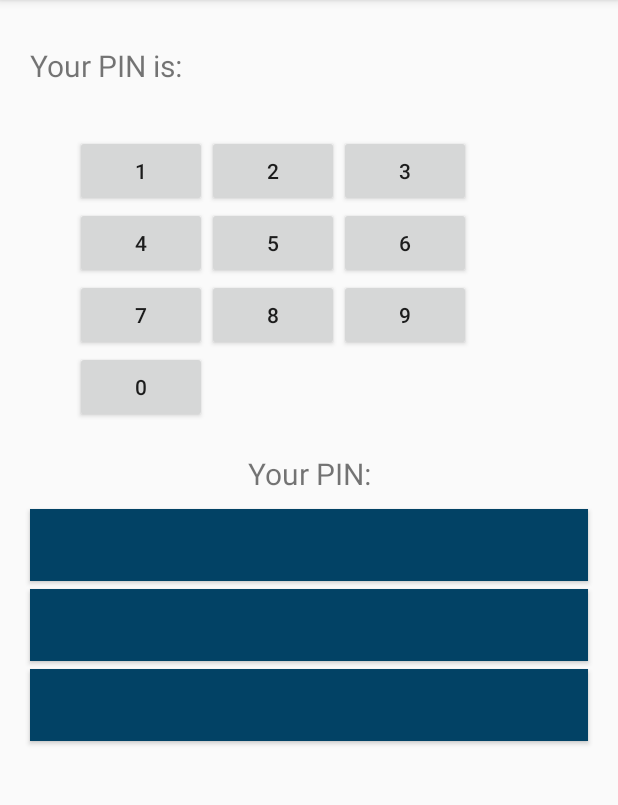
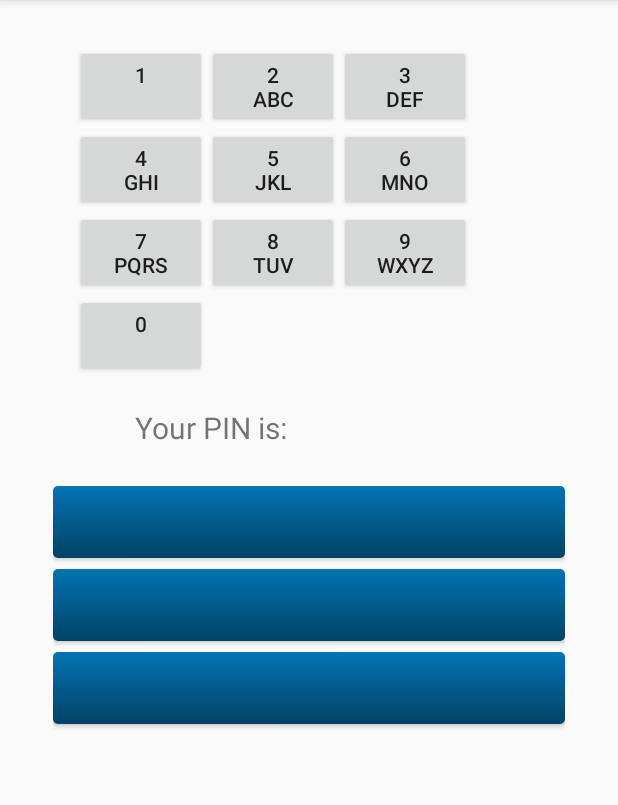
Before and after one commit to SecUSo/privacy-friendly-pin-mnemonic, an Android app: the ShowHintActivity screen opened directly, with no data from a screen before it, on a phone screen of 412 x 824 dp, the part 84-889 px from its top. Run offline under Robolectric (Android 15) with nearby library versions, the light colour scheme and no system bars; libraries missing offline, so code that uses them is left out: de.tudarmstadt.informatik; 4 statements that could not run were skipped.

Commit message:
hint page totally redsigned

```diff
--- a/app/src/main/java/de/tudarmstadt/informatik/secuso/privacyfriendlypin/ShowHintActivity.java
+++ b/app/src/main/java/de/tudarmstadt/informatik/secuso/privacyfriendlypin/ShowHintActivity.java
@@ -67,4 +67,8 @@ public class ShowHintActivity extends ActionBarActivity {
                 return super.onOptionsItemSelected(item);
         }
     }
+
+    public void changeButtonColor(){
+
+    }
 }
--- /dev/null
+++ b/app/src/main/res/drawable/hints_display.xml
@@ -0,0 +1,8 @@
+<?xml version="1.0" encoding="utf-8"?>
+<shape xmlns:android="http://schemas.android.com/apk/res/android"
+    android:shape="rectangle">
+    <gradient android:startColor="@color/lightblue"
+        android:endColor="@color/darkblue"
+        android:angle="270" />
+    <corners android:radius="3dp" />
+</shape>
--- a/app/src/main/res/layout/activity_show_hint.xml
+++ b/app/src/main/res/layout/activity_show_hint.xml
@@ -4,97 +4,98 @@
     android:layout_width="match_parent"
     android:layout_height="match_parent">
 
-    <TextView
-        android:id="@+id/pin_message"
-        android:layout_width="wrap_content"
-        android:layout_height="wrap_content"
-        android:layout_marginEnd="30dp"
-        android:layout_marginLeft="20dp"
-        android:layout_marginRight="30dp"
-        android:layout_marginStart="20dp"
-        android:layout_marginTop="30dp"
-        android:text="@string/display_entered_pin"
-        android:textSize="20sp" />
-
-    <TextView
-        android:id="@+id/current_pin"
-        android:layout_width="fill_parent"
-        android:layout_height="wrap_content"
-        android:layout_marginTop="30dp"
-        android:layout_toEndOf="@+id/pin_message"
-        android:layout_toRightOf="@+id/pin_message"
-        android:textColor="#000000"
-        android:textSize="20sp"
-        android:textStyle="bold" />
-
     <GridLayout
         android:id="@+id/numbers"
         android:layout_width="wrap_content"
         android:layout_height="wrap_content"
         android:layout_gravity="center"
-        android:layout_marginBottom="20dp"
         android:layout_marginLeft="50dp"
         android:layout_marginStart="50dp"
-        android:layout_marginTop="90dp"
+        android:layout_marginTop="30dp"
         android:columnCount="3"
         android:orientation="horizontal">
 
         <Button
-            android:id="@+id/button_one"
-            android:text="1" />
+            android:id="@+id/button_one_hint"
+            android:text="1&#10;" />
 
         <Button
-            android:id="@+id/button_two"
-            android:text="2" />
+            android:id="@+id/button_two_hint"
+            android:text="2&#10;ABC" />
 
         <Button
-            android:id="@+id/button_three"
-            android:text="3" />
+            android:id="@+id/button_three_hint"
+            android:text="3&#10;DEF" />
 
         <Button
-            android:id="@+id/button_four"
-            android:text="4" />
+            android:id="@+id/button_four_hint"
+            android:text="4&#10;GHI" />
 
         <Button
-            android:id="@+id/button_five"
-            android:text="5" />
+            android:id="@+id/button_five_hint"
+            android:text="5&#10;JKL" />
 
         <Button
-            android:id="@+id/button_six"
-            android:text="6" />
+            android:id="@+id/button_six_hint"
+            android:text="6&#10;MNO" />
 
         <Button
-            android:id="@+id/button_seven"
-            android:text="7" />
+            android:id="@+id/button_seven_hint"
+            android:text="7&#10;PQRS" />
 
         <Button
-            android:id="@+id/button_eight"
-            android:text="8" />
+            android:id="@+id/button_eight_hint"
+            android:text="8&#10;TUV" />
 
         <Button
-            android:id="@+id/button_nine"
-            android:text="9" />
+            android:id="@+id/button_nine_hint"
+            android:text="9&#10;WXYZ" />
 
         <Button
-            android:id="@+id/button_zero"
-            android:text="0" />
+            android:id="@+id/button_zero_hint"
+            android:text="0&#10;" />
     </GridLayout>
 
-    <TextView
-        android:id="@+id/yourPinHeading"
+    <RelativeLayout
+        android:id="@+id/show_current_pin"
         android:layout_width="wrap_content"
         android:layout_height="wrap_content"
         android:layout_below="@+id/numbers"
-        android:layout_centerHorizontal="true"
-        android:gravity="center_horizontal"
-        android:text="@string/your_pin_heading"
-        android:textSize="20sp" />
+        android:layout_marginTop="20dp"
+        android:layout_gravity="center"
+        android:layout_alignParentLeft="true"
+        android:layout_marginLeft="90dp"
+        android:layout_alignParentStart="true">
+
+        <TextView
+            android:id="@+id/pin_message"
+            android:layout_width="wrap_content"
+            android:layout_height="wrap_content"
+            android:layout_marginEnd="20dp"
+            android:layout_marginRight="10dp"
+            android:text="@string/display_entered_pin"
+            android:textSize="20sp" />
+
+        <TextView
+            android:id="@+id/current_pin"
+            android:layout_width="fill_parent"
+            android:layout_height="wrap_content"
+            android:layout_toEndOf="@+id/pin_message"
+            android:layout_toRightOf="@+id/pin_message"
+            android:textColor="#000000"
+            android:textSize="20sp"
+            android:textStyle="bold" />
+
+    </RelativeLayout>
 
     <RelativeLayout
         android:layout_width="fill_parent"
         android:layout_height="fill_parent"
-        android:orientation="vertical"
-        android:layout_below="@+id/yourPinHeading">
+        android:layout_below="@+id/show_current_pin"
+        android:layout_marginLeft="35dp"
+        android:layout_marginRight="35dp"
+        android:layout_marginTop="25dp"
+        android:orientation="vertical">
 
         <Button
             android:id="@+id/wordTextView"
@@ -103,14 +104,11 @@
             android:layout_alignParentLeft="true"
             android:layout_alignParentStart="true"
             android:layout_gravity="center_horizontal"
-            android:background="#024265"
+            android:background="@drawable/hints_display"
             android:gravity="center"
             android:textAllCaps="false"
             android:textColor="#ffffff"
-            android:textSize="15sp"
-            android:layout_marginLeft="20dp"
-            android:layout_marginRight="20dp"
-            android:layout_marginTop="10dp" />
+            android:textSize="15sp" />
 
         <Button
             android:id="@+id/dateTextView"
@@ -118,14 +116,12 @@
             android:layout_height="wrap_content"
             android:layout_below="@+id/wordTextView"
             android:layout_gravity="center_horizontal"
-            android:layout_marginTop="5dp"
-            android:background="#024265"
+            android:layout_marginTop="7dp"
+            android:background="@drawable/hints_display"
             android:gravity="center"
             android:textAllCaps="false"
             android:textColor="#ffffff"
-            android:textSize="15sp"
-            android:layout_marginLeft="20dp"
-            android:layout_marginRight="20dp" />
+            android:textSize="15sp" />
 
         <Button
             android:id="@+id/mathTextView"
@@ -133,13 +129,11 @@
             android:layout_height="wrap_content"
             android:layout_below="@+id/dateTextView"
             android:layout_gravity="center_horizontal"
-            android:layout_marginTop="5dp"
-            android:background="#024265"
+            android:layout_marginTop="7dp"
+            android:background="@drawable/hints_display"
             android:gravity="center"
             android:textAllCaps="false"
             android:textColor="#ffffff"
-            android:textSize="15sp"
-            android:layout_marginLeft="20dp"
-            android:layout_marginRight="20dp" />
+            android:textSize="15sp" />
     </RelativeLayout>
 </RelativeLayout>
--- /dev/null
+++ b/app/src/main/res/values/colors.xml
@@ -0,0 +1,9 @@
+<?xml version="1.0" encoding="utf-8"?>
+<resources>
+    <color name="transparent">#00000000</color>
+    <color name="white">#ffffff</color>
+    <color name="black">#000000</color>
+    <color name="lightblue">#0274B2</color>
+    <color name="darkblue">#024265</color>
+    <color name="middlegrey">#A8A8A8</color>
+</resources>
```
